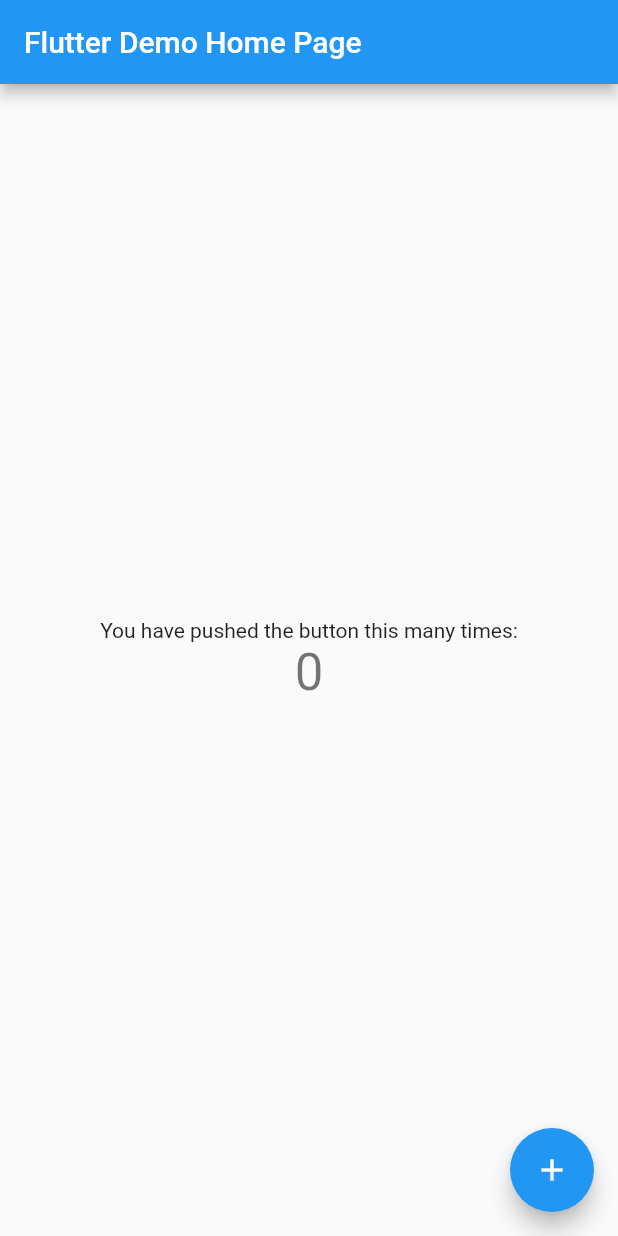
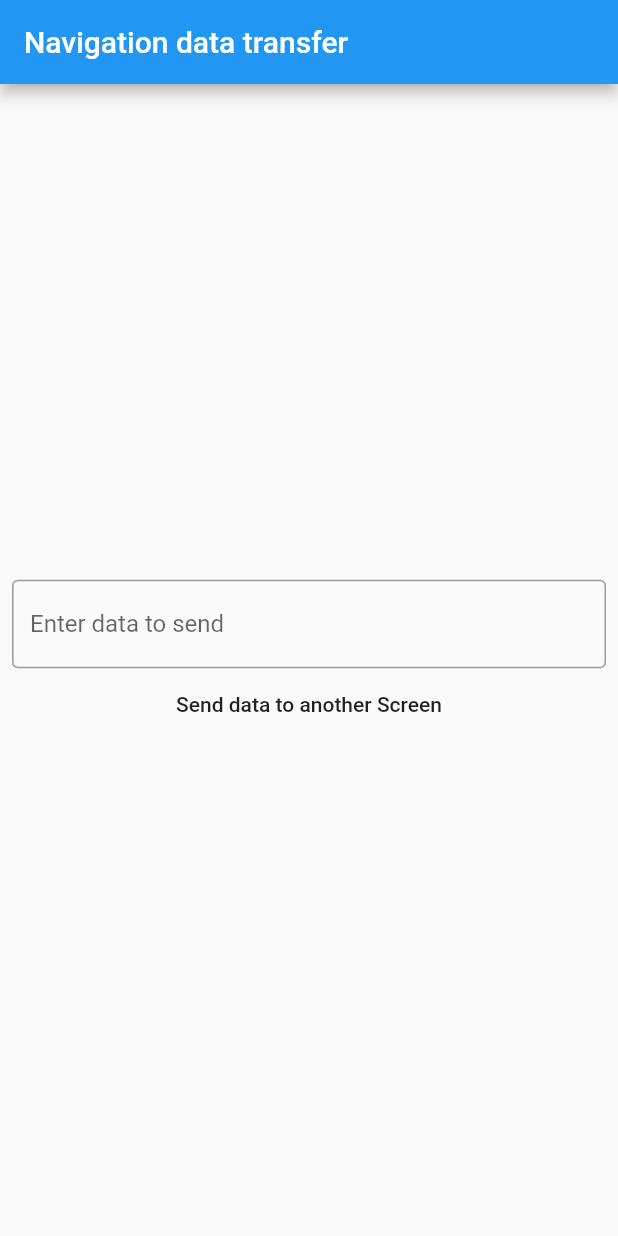
Before and after one commit to iOSrajkumaryadav/FlutterNavigationDataTransfer, a Flutter app: the screen it shows after launch, on a phone screen of 412 x 824 dp. Run offline on Flutter 3.47's test engine with Material 2 defaults, Android fonts, the phone set to English and light mode, and no system bars.

Commit message:
Data updated

```diff
--- a/navigation_data_transfer/lib/main.dart
+++ b/navigation_data_transfer/lib/main.dart
@@ -1,4 +1,5 @@
 import 'package:flutter/material.dart';
+import 'package:navigation_data_transfer/data_send_to_next.dart';
 
 void main() {
   runApp(const MyApp());
@@ -7,39 +8,20 @@
 class MyApp extends StatelessWidget {
   const MyApp({Key? key}) : super(key: key);
 
-  // This widget is the root of your application.
   @override
   Widget build(BuildContext context) {
     return MaterialApp(
-      title: 'Flutter Demo',
+      title: 'Navigation data transfer',
       theme: ThemeData(
-        // This is the theme of your application.
-        //
-        // Try running your application with "flutter run". You'll see the
-        // application has a blue toolbar. Then, without quitting the app, try
-        // changing the primarySwatch below to Colors.green and then invoke
-        // "hot reload" (press "r" in the console where you ran "flutter run",
-        // or simply save your changes to "hot reload" in a Flutter IDE).
-        // Notice that the counter didn't reset back to zero; the application
-        // is not restarted.
         primarySwatch: Colors.blue,
       ),
-      home: const MyHomePage(title: 'Flutter Demo Home Page'),
+      home: const MyHomePage(title: 'Navigation data transfer'),
     );
   }
 }
 
 class MyHomePage extends StatefulWidget {
   const MyHomePage({Key? key, required this.title}) : super(key: key);
-
-  // This widget is the home page of your application. It is stateful, meaning
-  // that it has a State object (defined below) that contains fields that affect
-  // how it looks.
-
-  // This class is the configuration for the state. It holds the values (in this
-  // case the title) provided by the parent (in this case the App widget) and
-  // used by the build method of the State. Fields in a Widget subclass are
-  // always marked "final".
 
   final String title;
 
@@ -48,68 +30,42 @@
 }
 
 class _MyHomePageState extends State<MyHomePage> {
-  int _counter = 0;
 
-  void _incrementCounter() {
-    setState(() {
-      // This call to setState tells the Flutter framework that something has
-      // changed in this State, which causes it to rerun the build method below
-      // so that the display can reflect the updated values. If we changed
-      // _counter without calling setState(), then the build method would not be
-      // called again, and so nothing would appear to happen.
-      _counter++;
-    });
-  }
-
+  String txtValue = "";
   @override
   Widget build(BuildContext context) {
-    // This method is rerun every time setState is called, for instance as done
-    // by the _incrementCounter method above.
-    //
-    // The Flutter framework has been optimized to make rerunning build methods
-    // fast, so that you can just rebuild anything that needs updating rather
-    // than having to individually change instances of widgets.
     return Scaffold(
       appBar: AppBar(
-        // Here we take the value from the MyHomePage object that was created by
-        // the App.build method, and use it to set our appbar title.
         title: Text(widget.title),
       ),
       body: Center(
-        // Center is a layout widget. It takes a single child and positions it
-        // in the middle of the parent.
-        child: Column(
-          // Column is also a layout widget. It takes a list of children and
-          // arranges them vertically. By default, it sizes itself to fit its
-          // children horizontally, and tries to be as tall as its parent.
-          //
-          // Invoke "debug painting" (press "p" in the console, choose the
-          // "Toggle Debug Paint" action from the Flutter Inspector in Android
-          // Studio, or the "Toggle Debug Paint" command in Visual Studio Code)
-          // to see the wireframe for each widget.
-          //
-          // Column has various properties to control how it sizes itself and
-          // how it positions its children. Here we use mainAxisAlignment to
-          // center the children vertically; the main axis here is the vertical
-          // axis because Columns are vertical (the cross axis would be
-          // horizontal).
-          mainAxisAlignment: MainAxisAlignment.center,
-          children: <Widget>[
-            const Text(
-              'You have pushed the button this many times:',
-            ),
-            Text(
-              '$_counter',
-              style: Theme.of(context).textTheme.headline4,
-            ),
-          ],
+        child: Padding(
+          padding: const EdgeInsets.all(8.0),
+          child: Column(
+            mainAxisAlignment: MainAxisAlignment.center,
+            children: [
+              TextField(
+                onChanged: (value){
+txtValue = value;
+                },
+                decoration: InputDecoration(
+                  border: OutlineInputBorder(),
+                  labelText: 'Enter data to send',
+                ),
+              ),
+              MaterialButton(
+                  child: Text("Send data to another Screen"),
+                  onPressed: () {
+                    Navigator.push(
+                      context,
+                      MaterialPageRoute(
+                          builder: (context) =>  DataSendToNext(txtData: txtValue))
+                    );
+                  })
+            ],
+          ),
         ),
       ),
-      floatingActionButton: FloatingActionButton(
-        onPressed: _incrementCounter,
-        tooltip: 'Increment',
-        child: const Icon(Icons.add),
-      ), // This trailing comma makes auto-formatting nicer for build methods.
     );
   }
 }
```
Also changed, not shown: navigation_data_transfer/lib/data_send_to_next.dart (added, +30 -0 lines).
